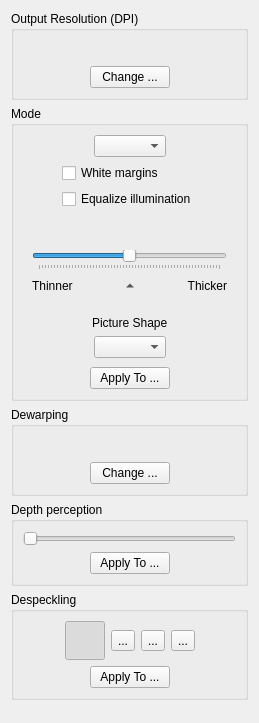
The window that filters/output/ui/OutputOptionsWidget.ui (scantailor/scantailor) describes before a commit, drawn with Qt 5.
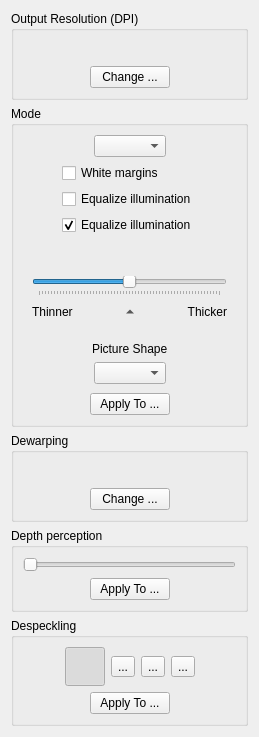
The same window after the commit. Icons and pictures are not drawn.

Commit message: fix bug (don't enable toggle control 'normalize illuminations' in Mixed Output Mode); made autonomous control switch; 'normalize illuminations' is turned on by default

```diff
--- a/filters/output/ui/OutputOptionsWidget.ui
+++ b/filters/output/ui/OutputOptionsWidget.ui
@@ -7,7 +7,7 @@
     <x>0</x>
     <y>0</y>
     <width>259</width>
-    <height>723</height>
+    <height>732</height>
    </rect>
   </property>
   <property name="windowTitle">
@@ -195,6 +195,51 @@
         </layout>
        </widget>
       </item>
+      <item>
+       <widget class="QWidget" name="colorGrayscaleMMOptions" native="true">
+        <layout class="QHBoxLayout" name="horizontalLayout_15">
+         <property name="margin">
+          <number>0</number>
+         </property>
+         <item>
+          <spacer name="horizontalSpacer_27">
+           <property name="orientation">
+            <enum>Qt::Horizontal</enum>
+           </property>
+           <property name="sizeHint" stdset="0">
+            <size>
+             <width>49</width>
+             <height>20</height>
+            </size>
+           </property>
+          </spacer>
+         </item>
+         <item>
+          <widget class="QCheckBox" name="equalizeIlluminationMMCB">
+           <property name="text">
+            <string>Equalize illumination</string>
+           </property>
+           <property name="checked">
+            <bool>true</bool>
+           </property>
+          </widget>
+         </item>
+         <item>
+          <spacer name="horizontalSpacer_28">
+           <property name="orientation">
+            <enum>Qt::Horizontal</enum>
+           </property>
+           <property name="sizeHint" stdset="0">
+            <size>
+             <width>49</width>
+             <height>20</height>
+            </size>
+           </property>
+          </spacer>
+         </item>
+        </layout>
+       </widget>
+      </item>
       <item>
        <widget class="QWidget" name="bwOptions" native="true">
         <layout class="QVBoxLayout" name="verticalLayout">
```
The commit also changes 6 other files.
